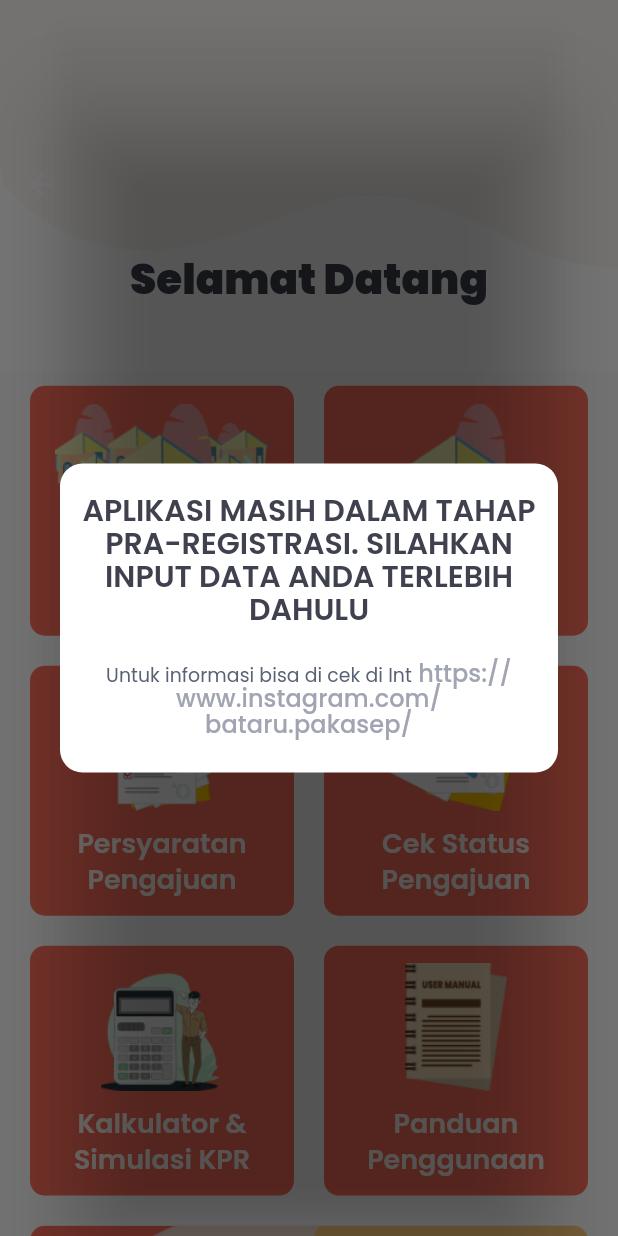
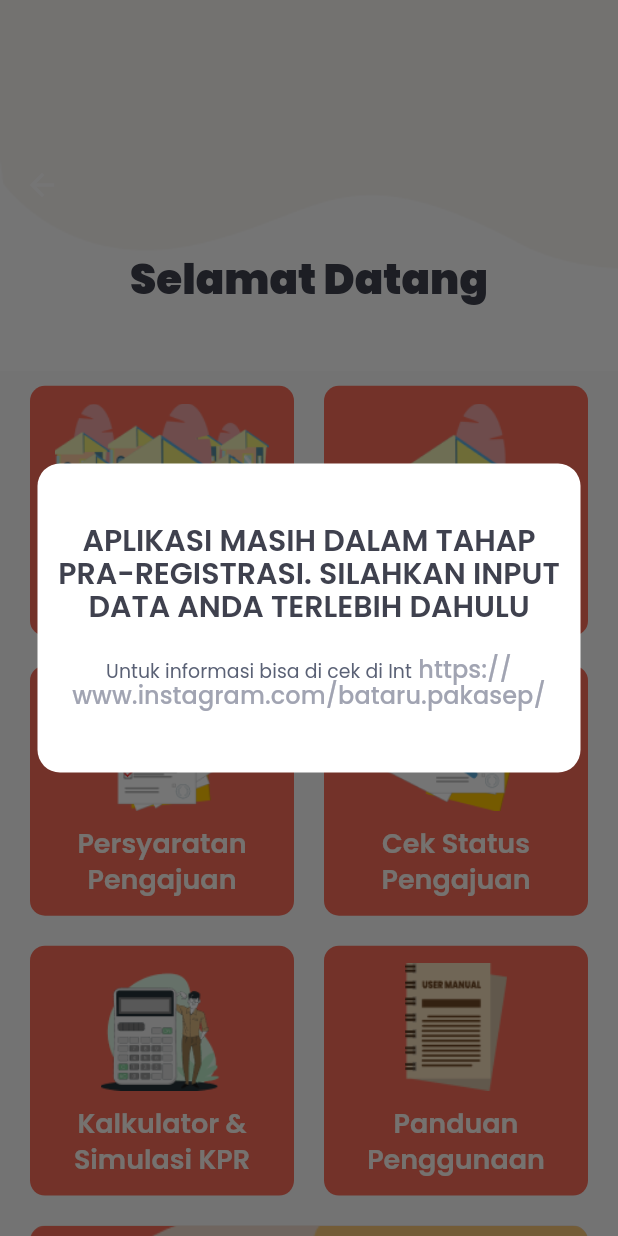
Before and after one commit to Holoo-id/PAKASEP.Bataru, a Flutter app: the Home screen opened directly, after a tap on "Lihat Semua Perumahan", on a phone screen of 412 x 824 dp. Run offline on Flutter 3.47's test engine with Material 2 defaults, Android fonts, the phone set to English and light mode, and no system bars; drawn by our look-alikes of auto_size_text; our stand-ins replace cached_network_image, carousel_pro, cloud_firestore, firebase_auth, firebase_core, geolocator and 4 more; missing offline and left inert: firebase_ml_vision; accounts and stored records are empty.

Commit message:
Cherry pick dari dika ke master

```diff
--- a/lib/screen/components/menu.dart
+++ b/lib/screen/components/menu.dart
@@ -15,13 +15,17 @@ class _MenuHomeState extends State<MenuHome> {
   Widget _buildContructionAlert(BuildContext context) {
     return Dialog(
       backgroundColor: Colors.transparent,
+      elevation: 0,
+      insetPadding: EdgeInsets.symmetric(
+        vertical: (MediaQuery.of(context).size.height / 4) * 1.5,
+        horizontal: 25,
+      ),
       child: Center(
         child: Container(
           decoration: BoxDecoration(
             borderRadius: BorderRadius.circular(15),
             color: Colors.white,
           ),
-          height: MediaQuery.of(context).size.height / 4,
           alignment: Alignment.center,
           padding: const EdgeInsets.all(10.0),
           child: Column(
--- a/lib/screen/contents/filing_requirements.dart
+++ b/lib/screen/contents/filing_requirements.dart
@@ -15,13 +15,17 @@ class _FilingRequirementsState extends State<FilingRequirements> {
   Widget _buildContructionAlert(BuildContext context) {
     return Dialog(
       backgroundColor: Colors.transparent,
+      elevation: 0,
+      insetPadding: EdgeInsets.symmetric(
+      vertical: (MediaQuery.of(context).size.height / 4) * 1.5,
+      horizontal: 25,
+    ),
       child: Center(
         child: Container(
           decoration: BoxDecoration(
             borderRadius: BorderRadius.circular(15),
             color: Colors.white,
           ),
-          height: MediaQuery.of(context).size.height / 4,
           alignment: Alignment.center,
           padding: const EdgeInsets.all(10.0),
           child: Column(
```
